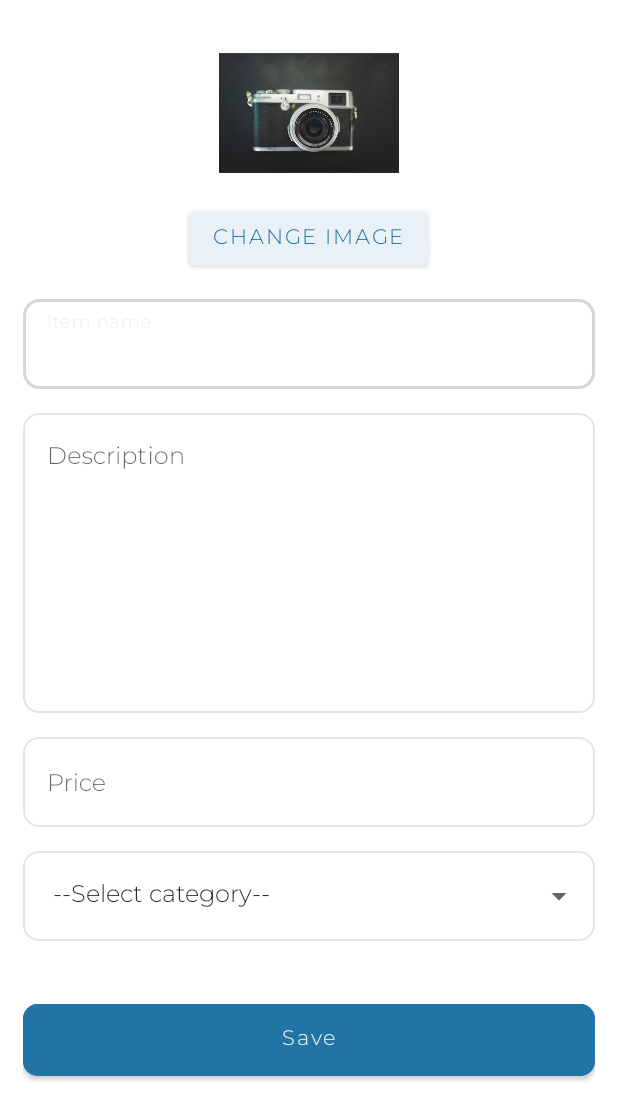
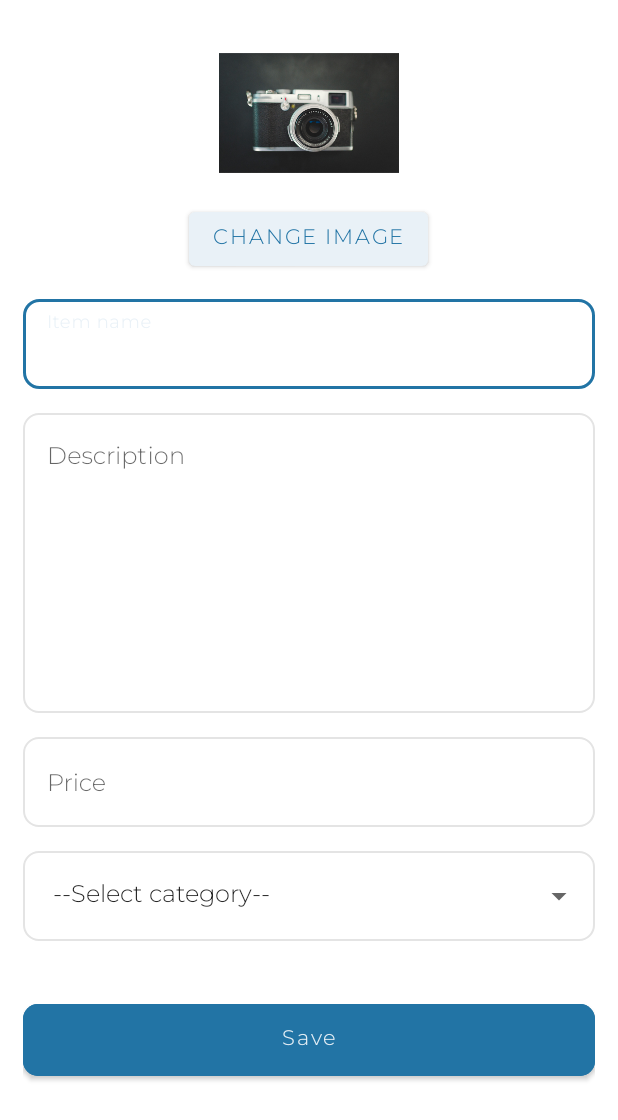
Before and after one commit to aliyabatoolalvi/StudentKit, an Android app: the layout activity_add_item.xml on its own in the app's theme, with its tools: preview values and no code run, on a phone screen of 412 x 824 dp. Shown: the top 1120 px of the screen. Run offline under Robolectric (Android 15) with nearby library versions, the phone set to English and light mode, and no system bars.

Commit message:
updated main and

```diff
--- a/app/src/main/res/drawable/textinput_bg.xml
+++ b/app/src/main/res/drawable/textinput_bg.xml
@@ -6,7 +6,7 @@
             <corners android:radius="10dp" />
             <solid android:color="@color/white" />
             <stroke android:width="2dp"
-                android:color="@color/button_tint"/>
+                android:color="@color/darkBlue"/>
         </shape>
     </item>
 
```
